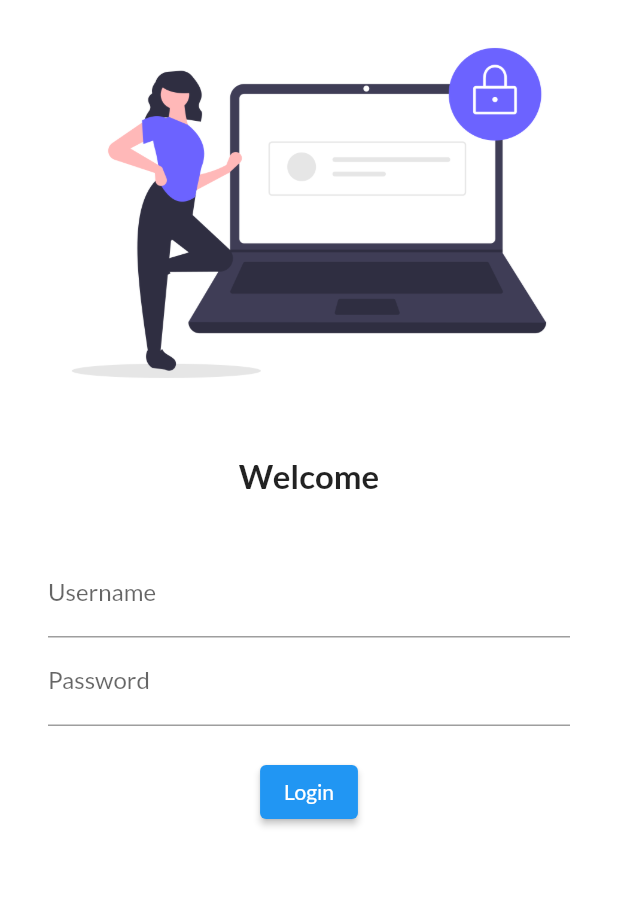
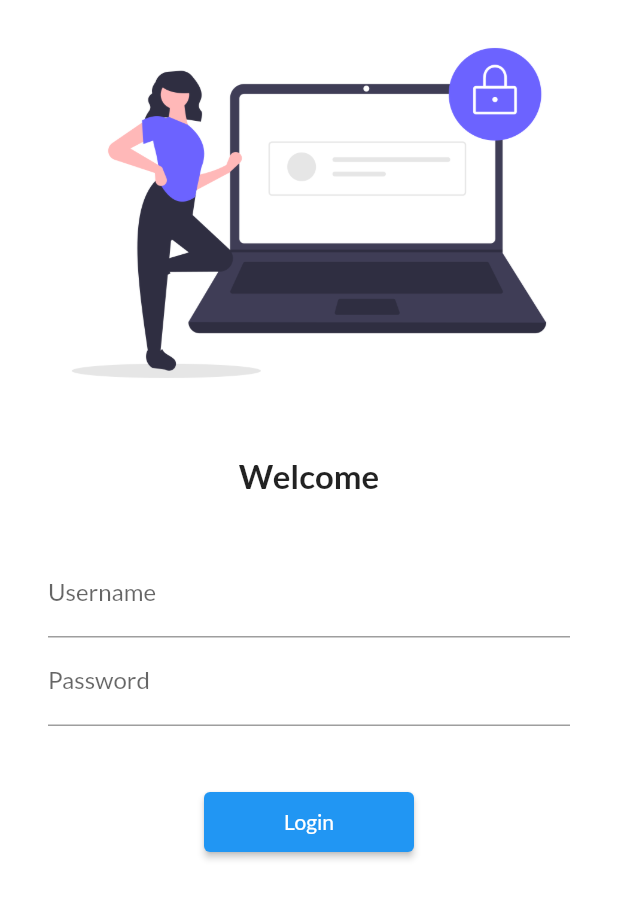
Before and after one commit to Niloydey59/flutter, a Flutter app: the screen it shows after launch, on a phone screen of 412 x 824 dp. Shown: the top 899 px of the screen. Run offline on Flutter 3.47's test engine with Material 2 defaults, Android fonts, the phone set to English and light mode, and no system bars; our stand-ins replace google_fonts.

Commit message:
Day 5 completed

```diff
--- a/lib/main.dart
+++ b/lib/main.dart
@@ -2,6 +2,7 @@ import 'package:flutter/material.dart';
 import 'package:myapp/screens/home_page.dart';
 import 'package:myapp/screens/loginpage.dart';
 import 'package:google_fonts/google_fonts.dart';
+import 'package:myapp/utils/routes.dart';
 
 void main()=>runApp(myapp());
 
@@ -11,6 +12,7 @@ class myapp extends StatelessWidget {
   Widget build(BuildContext context) {
     return MaterialApp(
       //home: homepage(),
+      debugShowCheckedModeBanner: false,
       themeMode: ThemeMode.light,
       theme: ThemeData(
         primarySwatch: Colors.deepPurple,
@@ -22,8 +24,8 @@ class myapp extends StatelessWidget {
       initialRoute: "/login",
       routes: {
         //"/": (context)=> LoginPage(),
-        "/home": (context) => HomePage(),
-        "/login": (context)=> LoginPage(),
+        MyRoutes.HomeRoute: (context) => HomePage(),
+        MyRoutes.LoginRoute: (context)=> LoginPage(),
     },
     );
   }
--- a/lib/screens/loginpage.dart
+++ b/lib/screens/loginpage.dart
@@ -1,4 +1,5 @@
 import 'package:flutter/material.dart';
+import 'package:myapp/utils/routes.dart';
 
 class LoginPage extends StatelessWidget {
 
@@ -6,6 +7,7 @@ class LoginPage extends StatelessWidget {
   Widget build(BuildContext context) {
     return Material(
       color: Colors.white,
+      child: SingleChildScrollView(
         child: Column(
           children: [
             Image.asset(
@@ -43,22 +45,24 @@ class LoginPage extends StatelessWidget {
                     ),
                   ),
                   SizedBox(
-                  height: 20,
+                    height: 40,
                   ),
                   ElevatedButton(
                       child: Text("Login"),
                       style: ElevatedButton.styleFrom(
+                        fixedSize: Size(140, 40),
                         foregroundColor: Colors.white,
                         backgroundColor: Colors.blue,
                       ),
                     onPressed: () {
-                      print("Logged in");
+                        Navigator.pushNamed(context, MyRoutes.HomeRoute);
                     } ,
                   ),
                 ],
               ),
             )
           ],
+        ),
       )
     );
   }
--- /dev/null
+++ b/lib/utils/routes.dart
@@ -0,0 +1,4 @@
+class MyRoutes{
+  static String LoginRoute = "/login";
+  static String HomeRoute = "/home";
+}
```
Lines whose indentation alone changed are shown as unchanged.
